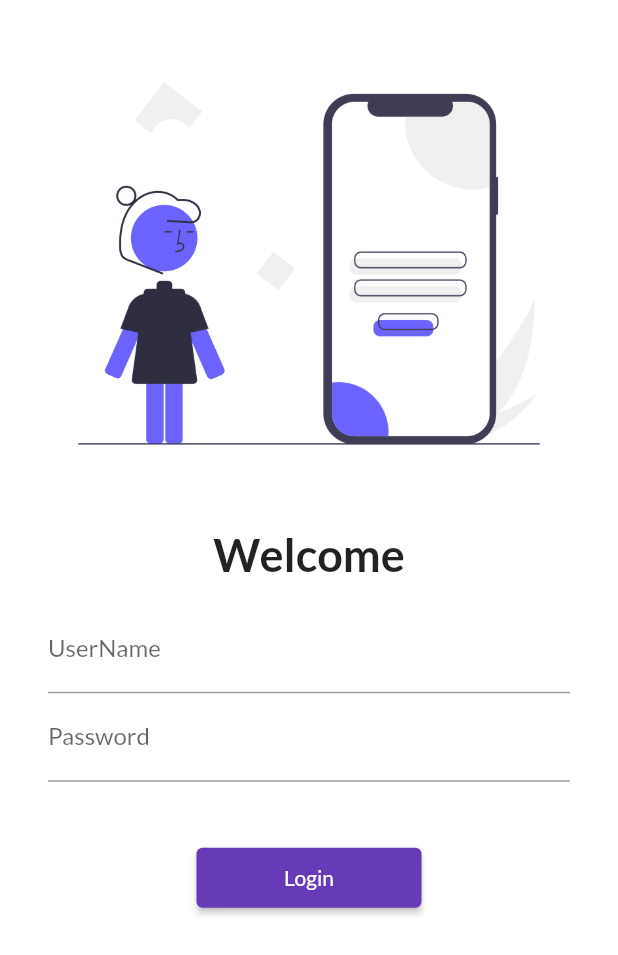
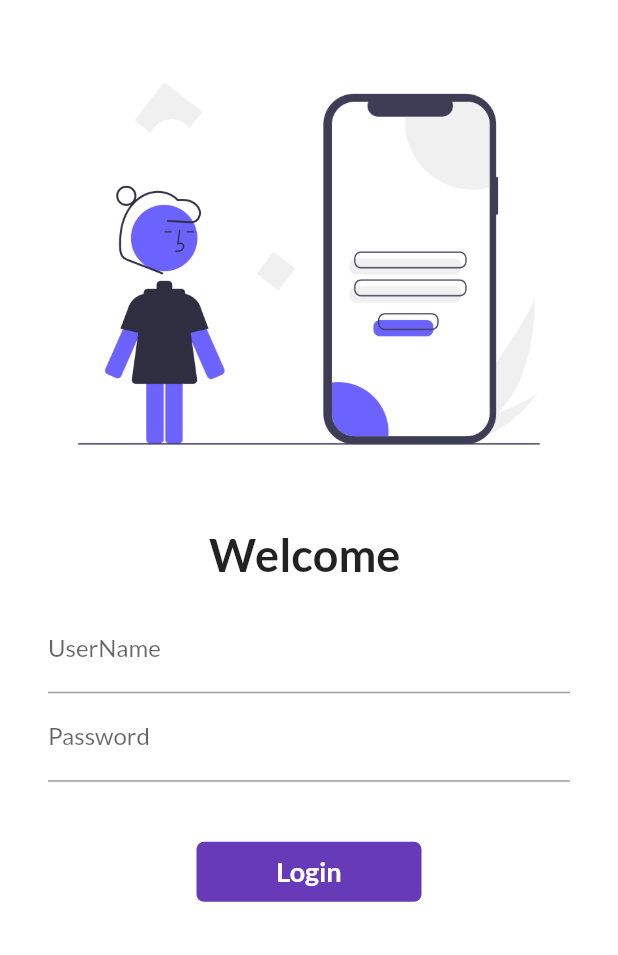
Before and after one commit to MaharshiV16/Flutter-Tutorial-30Days, a Flutter app: the screen it shows after launch, on a phone screen of 412 x 824 dp. Shown: the top 955 px of the screen. Run offline on Flutter 3.47's test engine with Material 2 defaults, Android fonts, the phone set to English and light mode, and no system bars; our stand-ins replace google_fonts.

Commit message:
Day 6 Completed

```diff
--- a/lib/Pages/login_page.dart
+++ b/lib/Pages/login_page.dart
@@ -2,9 +2,16 @@ import 'package:flutter/cupertino.dart';
 import 'package:flutter/material.dart';
 import 'package:flutter_catalog/utils/routes.dart';
 
-class LoginPage extends StatelessWidget {
+class LoginPage extends StatefulWidget {
   const LoginPage({Key? key}) : super(key: key);
 
+  @override
+  State<LoginPage> createState() => _LoginPageState();
+}
+
+class _LoginPageState extends State<LoginPage> {
+  String name = "";
+  bool changeButton = false;
   @override
   Widget build(BuildContext context) {
     return Material(
@@ -23,9 +30,9 @@ class LoginPage extends StatelessWidget {
               const SizedBox(
                 height: 20,
               ),
-              const Text(
-                "Welcome",
-                style: TextStyle(
+              Text(
+                "Welcome $name",
+                style: const TextStyle(
                   fontSize: 30,
                   fontWeight: FontWeight.bold,
                 ),
@@ -42,6 +49,10 @@ class LoginPage extends StatelessWidget {
                         hintText: "Enter User Name",
                         labelText: "UserName",
                       ),
+                      onChanged: (value) {
+                        name = value;
+                        setState(() {});
+                      },
                     ),
                     TextFormField(
                       decoration: const InputDecoration(
@@ -51,14 +62,47 @@ class LoginPage extends StatelessWidget {
                       obscureText: true,
                     ),
                     const SizedBox(height: 40),
-                    ElevatedButton(
-                      child: const Text("Login"),
-                      style: TextButton.styleFrom(
-                        minimumSize: const Size(150, 40),
+                    InkWell(
+                      onTap: () async {
+                        setState(() {
+                          changeButton = true;
+                        });
+                        await Future.delayed(const Duration(seconds: 2));
+                        Navigator.pushNamed(context, MyRoutes.homeRoute);
+                      },
+                      child: AnimatedContainer(
+                        duration: const Duration(seconds: 2),
+                        width: changeButton ? 40 : 150,
+                        height: 40,
+                        alignment: Alignment.center,
+                        decoration: BoxDecoration(
+                          color: Colors.deepPurple,
+                          borderRadius:
+                              BorderRadius.circular(changeButton ? 100 : 5),
+                        ),
+                        child: changeButton
+                            ? const Icon(
+                                Icons.done,
+                                color: Colors.white,
+                              )
+                            : const Text(
+                                "Login",
+                                style: TextStyle(
+                                  color: Colors.white,
+                                  fontWeight: FontWeight.bold,
+                                  fontSize: 18,
+                                ),
+                              ),
                       ),
-                      onPressed: () =>
-                          {Navigator.pushNamed(context, MyRoutes.homeRoute)},
-                    )
+                    ),
+                    // ElevatedButton(
+                    //   child: const Text("Login"),
+                    //   style: TextButton.styleFrom(
+                    //     minimumSize: const Size(150, 40),
+                    //   ),
+                    //   onPressed: () =>
+                    //       {Navigator.pushNamed(context, MyRoutes.homeRoute)},
+                    // )
                   ],
                 ),
               )
```
